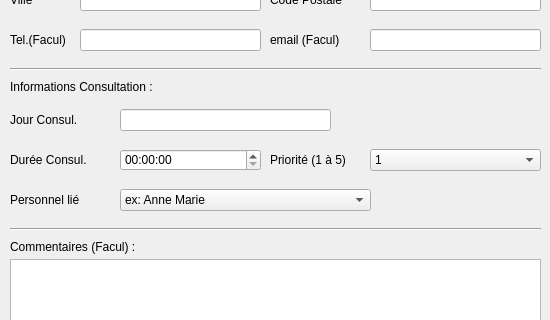
Old version of the form QtProject/ajoutpatient.ui in the repository ThomChar/QTProjectCpp; both pictures show x 0 to 550 and y 251 to 571 of the 550 by 695 pixel window.
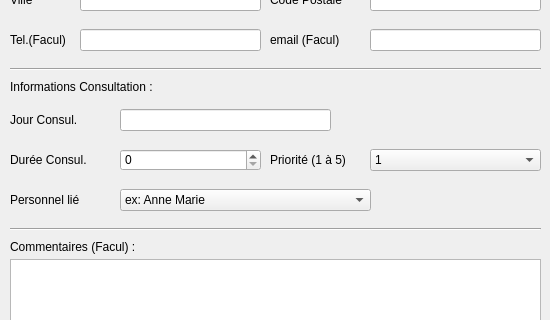
New version of the form. Icons and pictures are not drawn.

```diff
--- a/QtProject/ajoutpatient.ui
+++ b/QtProject/ajoutpatient.ui
@@ -588,16 +588,6 @@
     <bool>true</bool>
    </property>
   </widget>
-  <widget class="QTimeEdit" name="timeEdit">
-   <property name="geometry">
-    <rect>
-     <x>120</x>
-     <y>400</y>
-     <width>141</width>
-     <height>22</height>
-    </rect>
-   </property>
-  </widget>
   <widget class="QComboBox" name="comboBox_2">
    <property name="geometry">
     <rect>
@@ -633,6 +623,16 @@
     </property>
    </item>
   </widget>
+  <widget class="QSpinBox" name="spinBox">
+   <property name="geometry">
+    <rect>
+     <x>120</x>
+     <y>400</y>
+     <width>141</width>
+     <height>22</height>
+    </rect>
+   </property>
+  </widget>
  </widget>
  <resources>
   <include location="ressources/ressources.qrc"/>
```
Left out of the diff: 5 changed lines with no effect on the pictures.
